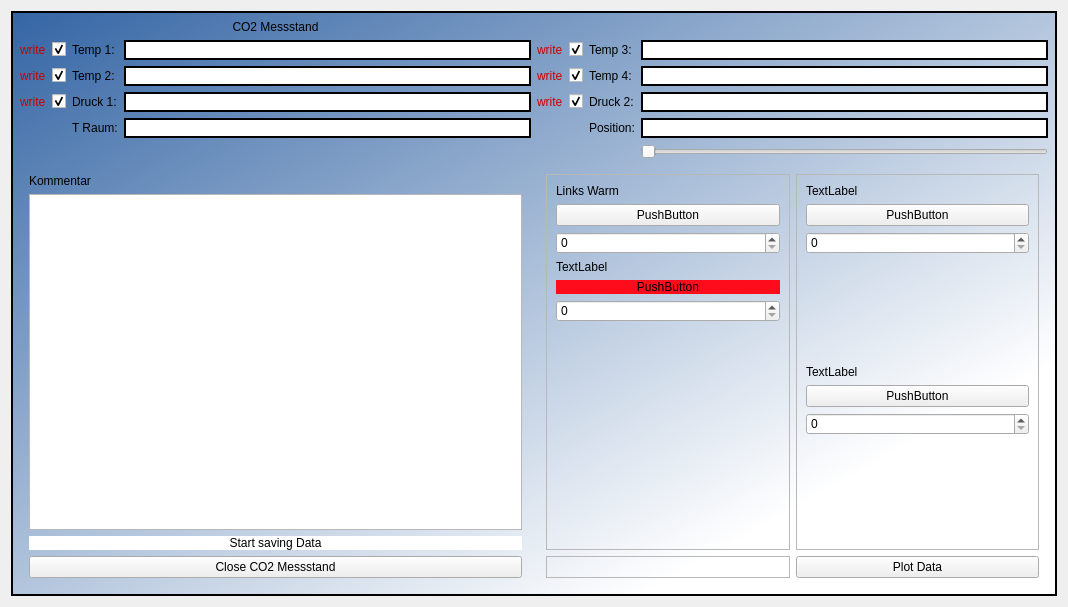
The window that form.ui (JSchulzG/PiXtend-CO2Messstand) describes before a commit, drawn with Qt 5.
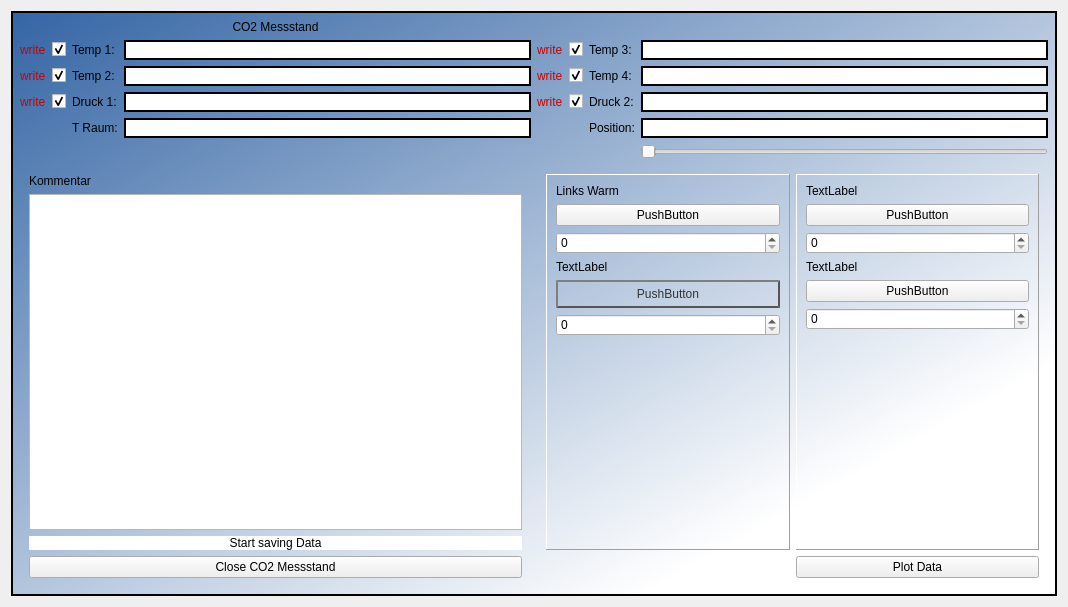
The same window after the commit.

What changed in the file:
```diff
--- a/form.ui
+++ b/form.ui
@@ -392,16 +392,6 @@
       <item row="9" column="4" colspan="4">
        <widget class="QWidget" name="plot2Widget" native="true">
         <layout class="QGridLayout" name="gridLayout_2">
-         <item row="1" column="0">
-          <widget class="QFrame" name="frame">
-           <property name="frameShape">
-            <enum>QFrame::StyledPanel</enum>
-           </property>
-           <property name="frameShadow">
-            <enum>QFrame::Raised</enum>
-           </property>
-          </widget>
-         </item>
          <item row="1" column="1">
           <widget class="QPushButton" name="plotData">
            <property name="styleSheet">
@@ -416,7 +406,7 @@
          <item row="0" column="1">
           <widget class="QFrame" name="frame_3">
            <property name="frameShape">
-            <enum>QFrame::StyledPanel</enum>
+            <enum>QFrame::Panel</enum>
            </property>
            <property name="frameShadow">
             <enum>QFrame::Raised</enum>
@@ -439,19 +429,6 @@
             <item>
              <widget class="QSpinBox" name="spinBox_3"/>
             </item>
-            <item>
-             <spacer name="verticalSpacer_3">
-              <property name="orientation">
-               <enum>Qt::Vertical</enum>
-              </property>
-              <property name="sizeHint" stdset="0">
-               <size>
-                <width>20</width>
-                <height>40</height>
-               </size>
-              </property>
-             </spacer>
-            </item>
             <item>
              <widget class="QLabel" name="label_5">
               <property name="text">
@@ -487,8 +464,12 @@
          </item>
          <item row="0" column="0">
           <widget class="QFrame" name="frame_2">
+           <property name="styleSheet">
+            <string notr="true">
+</string>
+           </property>
            <property name="frameShape">
-            <enum>QFrame::StyledPanel</enum>
+            <enum>QFrame::Panel</enum>
            </property>
            <property name="frameShadow">
             <enum>QFrame::Raised</enum>
@@ -521,8 +502,33 @@
             <item>
              <widget class="QPushButton" name="pushButton_3">
               <property name="styleSheet">
-               <string notr="true">border-radius: 50;
-background-color: rgb(255, 12, 28);</string>
+               <string notr="true">QPushButton {
+    color: #333;
+    border: 2px solid #555;
+    border-radius: 20px;
+    border-style: outset;
+    background: qradialgradient(
+        cx: 0.3, cy: -0.4, fx: 0.3, fy: -0.4,
+        radius: 1.35, stop: 0 #fff, stop: 1 #888
+        );
+    padding: 5px;
+    }
+
+QPushButton:hover {
+    background: qradialgradient(
+        cx: 0.3, cy: -0.4, fx: 0.3, fy: -0.4,
+        radius: 1.35, stop: 0 #fff, stop: 1 #bbb
+        );
+    }
+
+QPushButton:pressed {
+    border-style: inset;
+    background: qradialgradient(
+        cx: 0.4, cy: -0.1, fx: 0.4, fy: -0.1,
+        radius: 1.35, stop: 0 #fff, stop: 1 #ddd
+        );
+    }
+</string>
               </property>
               <property name="text">
                <string>PushButton</string>
```
